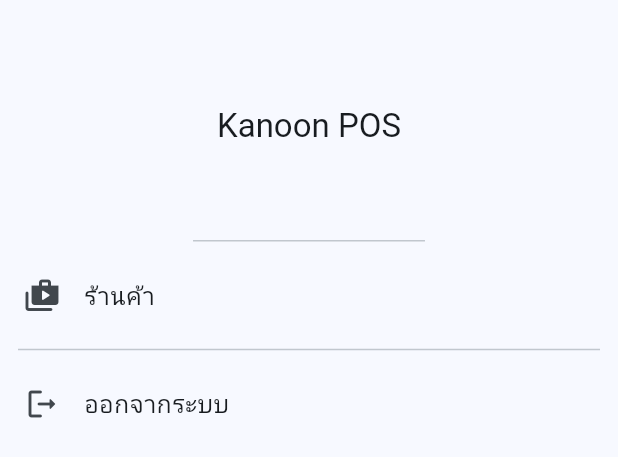
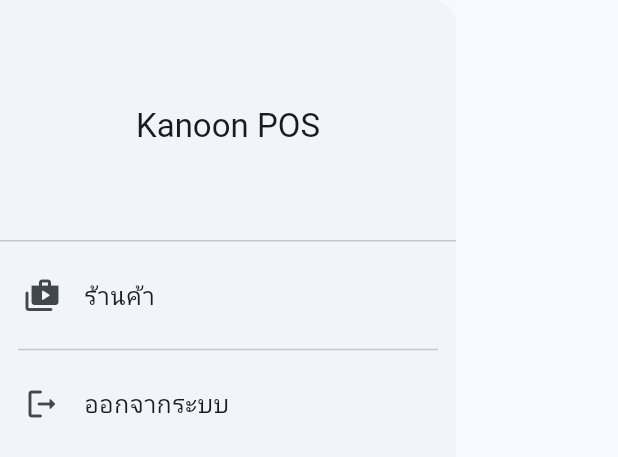
Before and after one commit to chinnatan/flutter_kanoon_pos, a Flutter app: the SideMenuWidget widget shown alone on an empty page, opened directly, on a phone screen of 412 x 824 dp. Shown: the top 457 px of the screen. Run offline on Flutter 3.47's test engine with Material 3 defaults, Android fonts, the light colour scheme and no system bars; drawn by our look-alikes of loader_overlay, toastification; our stand-ins replace firebase_auth, firebase_core, flutter_bloc, go_router, logger, responsive_framework; accounts and stored records are empty.

Commit message:
เพิ่ม side menu และ drawer

```diff
--- /dev/null
+++ b/lib/core/blocs/drawer/drawer_nav_bloc.dart
@@ -0,0 +1,19 @@
+import 'package:flutter/material.dart';
+import 'package:flutter_bloc/flutter_bloc.dart';
+
+part 'drawer_nav_event.dart';
+part 'drawer_nav_state.dart';
+
+class DrawerNavBloc extends Bloc<DrawerNavEvent, DrawerNavState> {
+  GlobalKey<ScaffoldState> drawerKey = GlobalKey<ScaffoldState>();
+
+  DrawerNavBloc() : super(DrawerNavInitial()) {
+    on<OpenDrawerMenuEvent>((event, emit) {
+      if (!drawerKey.currentState!.isDrawerOpen) {
+        drawerKey.currentState!.openDrawer();
+      } else {
+        drawerKey.currentState!.openEndDrawer();
+      }
+    });
+  }
+}
--- /dev/null
+++ b/lib/core/blocs/drawer/drawer_nav_event.dart
@@ -0,0 +1,7 @@
+part of 'drawer_nav_bloc.dart';
+
+sealed class DrawerNavEvent {}
+
+class OpenDrawerMenuEvent extends DrawerNavEvent {
+  OpenDrawerMenuEvent();
+}
--- /dev/null
+++ b/lib/core/blocs/drawer/drawer_nav_state.dart
@@ -0,0 +1,11 @@
+part of 'drawer_nav_bloc.dart';
+
+sealed class DrawerNavState {}
+
+final class DrawerNavInitial extends DrawerNavState {}
+
+class DrawerNavOpenState extends DrawerNavState {
+  final bool isOpen;
+
+  DrawerNavOpenState(this.isOpen);
+}
--- a/lib/core/components/side_menu.dart
+++ /dev/null
@@ -1,51 +0,0 @@
-import 'package:flutter/material.dart';
-import 'package:flutter_bloc/flutter_bloc.dart';
-import 'package:flutter_kanoon_pos/core/blocs/toast/toast_bloc.dart';
-import 'package:flutter_kanoon_pos/core/constants/constants.dart';
-import 'package:flutter_kanoon_pos/core/routes/web_routes.dart';
-import 'package:flutter_kanoon_pos/features/auth/presentation/blocs/auth_bloc.dart';
-import 'package:go_router/go_router.dart';
-
-class SideMenuWidget extends StatelessWidget {
-  const SideMenuWidget({super.key});
-
-  @override
-  Widget build(BuildContext context) {
-    return BlocListener<AuthBloc, AuthState>(
-      listener: (context, state) {
-        if (state is LogoutFailureState) {
-          context.read<ToastBloc>().add(
-            ShowToastEvent(ToastType.error, state.message),
-          );
-        }
-        if (state is LogoutSuccessState) {
-          context.go(WebRoutePathName.login);
-        }
-      },
-      child: Column(
-        children: [
-          DrawerHeader(
-            child: Column(
-              mainAxisAlignment: MainAxisAlignment.center,
-              children: [
-                Text(
-                  "Kanoon POS",
-                  style: Theme.of(context).textTheme.titleLarge,
-                ),
-              ],
-            ),
-          ),
-          ListTile(leading: Icon(Icons.shop_2_rounded), title: Text("ร้านค้า")),
-          Divider(indent: 12, endIndent: 12),
-          ListTile(
-            leading: Icon(Icons.logout_rounded),
-            title: Text("ออกจากระบบ"),
-            onTap: () {
-              context.read<AuthBloc>().add(LogoutEvent());
-            },
-          ),
-        ],
-      ),
-    );
-  }
-}
--- a/lib/core/routes/web_routes.dart
+++ b/lib/core/routes/web_routes.dart
@@ -1,17 +1,22 @@
 import 'package:flutter_bloc/flutter_bloc.dart';
 import 'package:flutter_kanoon_pos/features/auth/presentation/blocs/auth_bloc.dart';
 import 'package:flutter_kanoon_pos/features/auth/presentation/screens/login_web_screen.dart';
-import 'package:flutter_kanoon_pos/features/home/presentation/screens/home_web_screen.dart';
+import 'package:flutter_kanoon_pos/features/main/presentation/screens/main_web.dart';
 import 'package:go_router/go_router.dart';
 
 final _routes = [
+  ShellRoute(
+    builder: (context, state, child) => child,
+    routes: [
       GoRoute(
         path: WebRoutePathName.login,
         builder: (context, state) => const LoginWebScreen(),
       ),
       GoRoute(
         path: WebRoutePathName.home,
-    builder: (context, state) => const HomeWebScreen(),
+        builder: (context, state) => MainWebScreen(),
+      ),
+    ],
   ),
 ];
 
--- /dev/null
+++ b/lib/features/main/components/side_menu.dart
@@ -0,0 +1,75 @@
+import 'package:flutter/material.dart';
+import 'package:flutter_bloc/flutter_bloc.dart';
+import 'package:flutter_kanoon_pos/core/blocs/toast/toast_bloc.dart';
+import 'package:flutter_kanoon_pos/core/constants/constants.dart';
+import 'package:flutter_kanoon_pos/core/routes/web_routes.dart';
+import 'package:flutter_kanoon_pos/features/auth/presentation/blocs/auth_bloc.dart';
+import 'package:go_router/go_router.dart';
+
+class SideMenuWidget extends StatelessWidget {
+  const SideMenuWidget({super.key});
+
+  @override
+  Widget build(BuildContext context) {
+    return BlocListener<AuthBloc, AuthState>(
+      listener: (context, state) {
+        if (state is LogoutFailureState) {
+          context.read<ToastBloc>().add(
+            ShowToastEvent(ToastType.error, state.message),
+          );
+        }
+        if (state is LogoutSuccessState) {
+          context.go(WebRoutePathName.login);
+        }
+      },
+      child: Drawer(
+        child: ListView(
+          children: [
+            DrawerHeader(
+              child: Column(
+                mainAxisAlignment: MainAxisAlignment.center,
+                children: [
+                  Text(
+                    "Kanoon POS",
+                    style: Theme.of(context).textTheme.titleLarge,
+                  ),
+                ],
+              ),
+            ),
+            DrawerListTile(
+              title: "ร้านค้า",
+              icon: Icons.shop_2_rounded,
+              onPress: () {},
+            ),
+            Divider(indent: 12, endIndent: 12),
+            DrawerListTile(
+              title: "ออกจากระบบ",
+              icon: Icons.logout_rounded,
+              onPress: () {
+                context.read<AuthBloc>().add(LogoutEvent());
+              },
+            ),
+          ],
+        ),
+      ),
+    );
+  }
+}
+
+class DrawerListTile extends StatelessWidget {
+  const DrawerListTile({
+    super.key,
+    required this.title,
+    required this.icon,
+    required this.onPress,
+  });
+
+  final String title;
+  final IconData icon;
+  final VoidCallback onPress;
+
+  @override
+  Widget build(BuildContext context) {
+    return ListTile(leading: Icon(icon), title: Text(title), onTap: onPress);
+  }
+}
--- a/lib/main.dart
+++ b/lib/main.dart
@@ -1,6 +1,7 @@
 import 'package:firebase_core/firebase_core.dart';
 import 'package:flutter/material.dart';
 import 'package:flutter_bloc/flutter_bloc.dart';
+import 'package:flutter_kanoon_pos/core/blocs/drawer/drawer_nav_bloc.dart';
 import 'package:flutter_kanoon_pos/core/blocs/toast/toast_bloc.dart';
 import 'package:flutter_kanoon_pos/core/constants/constants.dart';
 import 'package:flutter_kanoon_pos/core/routes/web_routes.dart';
@@ -10,6 +11,7 @@
 import 'package:flutter_kanoon_pos/features/auth/domain/usecase/auth_usecase.dart';
 import 'package:flutter_kanoon_pos/features/auth/presentation/blocs/auth_bloc.dart';
 import 'package:flutter_kanoon_pos/firebase_options.dart';
+import 'package:responsive_framework/responsive_framework.dart';
 import 'package:loader_overlay/loader_overlay.dart';
 import 'package:toastification/toastification.dart';
 
@@ -20,10 +22,8 @@
 }
 
 class MyApp extends StatelessWidget {
-  MyApp({super.key});
+  const MyApp({super.key});
 
-  final GlobalKey<ScaffoldMessengerState> scaffoldMessengerKey =
-      GlobalKey<ScaffoldMessengerState>();
   static final _router = WebRoutes.init();
 
   @override
@@ -34,16 +34,23 @@
         colorScheme: ColorScheme.fromSeed(seedColor: Colors.lightBlue),
       ),
       routerConfig: _router,
-      scaffoldMessengerKey: scaffoldMessengerKey,
       builder: (context, child) {
-        return GlobalLoaderOverlay(
+        return ResponsiveBreakpoints.builder(
+          breakpoints: [
+            const Breakpoint(start: 0, end: 450, name: MOBILE),
+            const Breakpoint(start: 451, end: 800, name: TABLET),
+            const Breakpoint(start: 801, end: 1920, name: DESKTOP),
+            const Breakpoint(start: 1921, end: double.infinity, name: '4K'),
+          ],
+          child: GlobalLoaderOverlay(
             child: ToastificationWrapper(
               child: MultiBlocProvider(
                 providers: [
                   BlocProvider(
                     create:
                         (context) => AuthBloc(
-                        signInWithEmailAndPassword: SignInWithEmailAndPassword(
+                          signInWithEmailAndPassword:
+                              SignInWithEmailAndPassword(
                                 AuthRepositoryImpl(
                                   remoteDataSource: AuthRemoteDatasource(),
                                 ),
@@ -51,6 +58,7 @@
                         ),
                   ),
                   BlocProvider(create: (context) => ToastBloc()),
+                  BlocProvider(create: (context) => DrawerNavBloc()),
                 ],
                 child: MultiBlocListener(
                   listeners: [
@@ -93,6 +101,7 @@
                 ),
               ),
             ),
+          ),
         );
       },
     );
```
Also changed, not shown: lib/core/components/drawer_nav.dart (added, +27 -0 lines), lib/features/home/presentation/screens/home_web_screen.dart (+5 -4 lines), lib/features/main/presentation/screens/main_web.dart (added, +28 -0 lines). Lines whose indentation alone changed are shown as unchanged.
